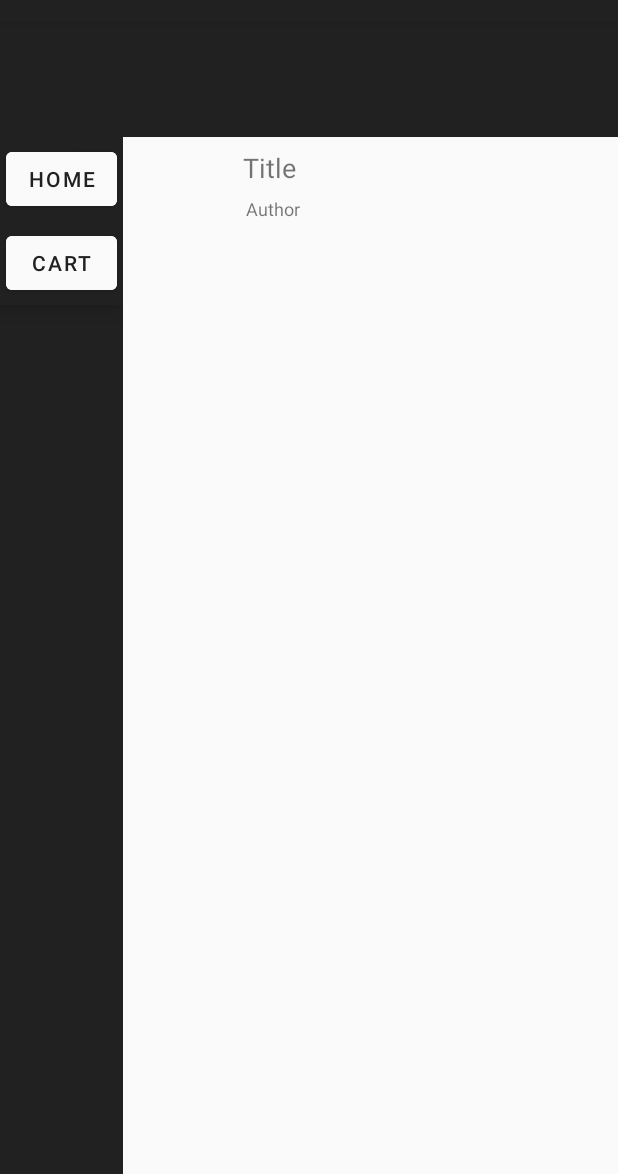
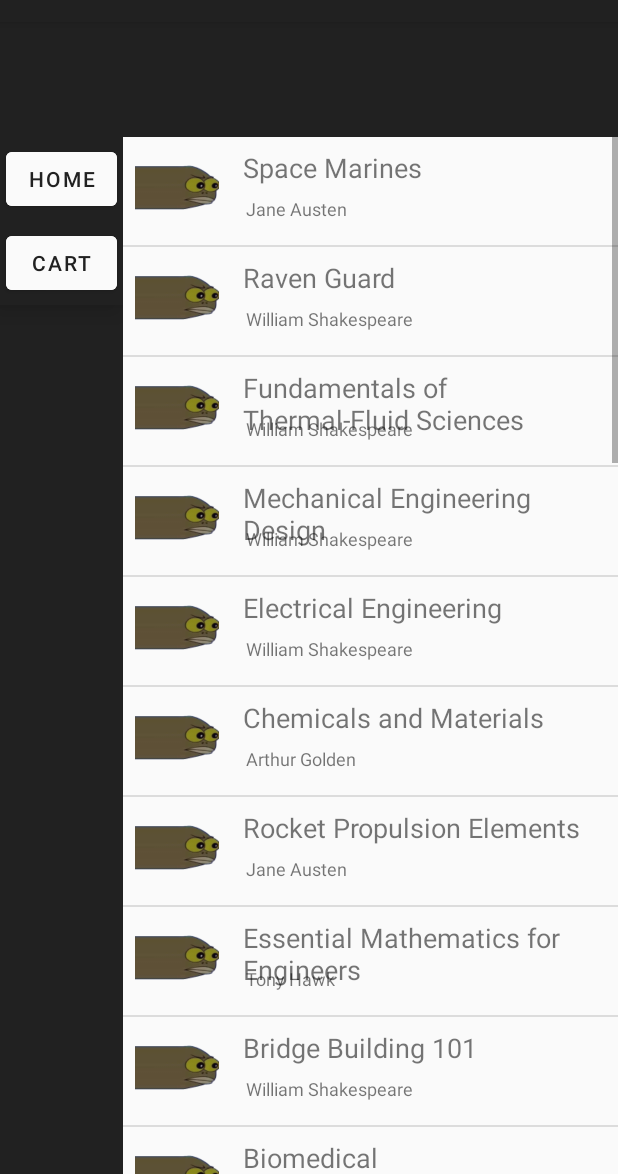
Before and after one commit to COMPSYS-302-2021/project-2-team-49, an Android app: the screen it shows after launch (OptionFirst), after a tap on "ENGINEERING", on a phone screen of 412 x 824 dp, the part 62-1236 px from its top. Run offline under Robolectric (Android 15) with nearby library versions, the phone set to English and light mode, and no system bars.

Commit message:
Refactoring and Bugfixing
-Separated multiple classes into their own public files for cleanness.
-Moved large portions of code from MainActivity to OptionFirst in order to allow the full book list to display on the engineering book page. Need to split the book categories up and fix the detailed look.
-Separated item_book xml for books in each list to its own file.
-Fixed many NullPointerExceptions primarily caused by incorrect instantiation and incorrect ContentView when using findViewById().

```diff
--- /dev/null
+++ b/Design1/app/src/main/java/com/example/design1/BookAdapter.java
@@ -0,0 +1,55 @@
+package com.example.design1;
+
+import android.content.Context;
+import android.view.LayoutInflater;
+import android.view.View;
+import android.view.ViewGroup;
+import android.widget.ArrayAdapter;
+import android.widget.ImageView;
+import android.widget.ListView;
+import android.widget.TextView;
+
+import java.util.ArrayList;
+
+public class BookAdapter extends ArrayAdapter<Books> {
+    private static class ViewHolder {
+        public ImageView ivCover;
+        public TextView tvTitle;
+        public TextView tvAuthor;
+    }
+
+    public BookAdapter(Context context, ArrayList<Books> aBooks) {
+        super(context, 0, aBooks);
+    }
+
+    //translates a particular 'Book' given a position
+    //into a relevant row within an AdapterView
+    @Override
+    public View getView(int position, View convertView, ViewGroup parent) {
+
+        //get the data item for this position
+        final Books book = getItem(position);
+        //check if an existing view is being reused, otherwise inflate the view
+
+
+        ViewHolder viewHolder;
+        if (convertView == null) {
+            viewHolder = new ViewHolder();
+            LayoutInflater inflater = (LayoutInflater) getContext().getSystemService(Context.LAYOUT_INFLATER_SERVICE);
+            convertView = inflater.inflate(R.layout.item_book, parent, false);
+
+            viewHolder.ivCover = (ImageView) convertView.findViewById(R.id.ivBookCover);
+            viewHolder.tvTitle = (TextView) convertView.findViewById(R.id.tvTitle);
+            viewHolder.tvAuthor = (TextView) convertView.findViewById(R.id.tvAuthor);
+            convertView.setTag(viewHolder);
+        } else {
+            viewHolder = (ViewHolder) convertView.getTag();
+        }
+        //Populate the data into the template view using the data object
+        viewHolder.tvTitle.setText(book.getTitle());
+        viewHolder.tvAuthor.setText(book.getAuthor());
+        int resID = book.getCoverImage();
+        viewHolder.ivCover.setImageResource(resID);
+        return convertView;
+    }
+}
--- /dev/null
+++ b/Design1/app/src/main/java/com/example/design1/BookProvider.java
@@ -0,0 +1,54 @@
+package com.example.design1;
+
+import java.util.ArrayList;
+
+public class BookProvider {
+    static String[] titles = {"Space Marines", "Raven Guard", "Fundamentals of Thermal-Fluid Sciences",
+            "Mechanical Engineering Design", "Electrical Engineering", "Chemicals and Materials",
+            "Rocket Propulsion Elements", "Essential Mathematics for Engineers", "Bridge Building 101", "Biomedical",
+            "Heart", "Lungs", "Liver", "Stomach", "Brain", "Kidney (bean)", "Pancreas", "Gall Bladder", "Intestines",
+            "Anal Canal", "Robbery", "Chose and Action", "Case Closed", "Fiduciary Obligations", "Breaches",
+            "Conflict of Interests", "Order in the Court", "Agency", "Negligent Misstatement ", "the Doctrine of Indefeasibility"};
+
+    static String[] ids = {"001", "002", "003", "004", "005", "006", "007",
+            "008", "009", "010", "011", "012", "013", "014", "015", "016", "017",
+            "018", "019", "020", "021", "022", "023", "024", "025", "026", "027",
+            "028", "029", "030"};
+
+    static String[] authors = {"Jane Austen", "William Shakespeare",
+            "William Shakespeare", "William Shakespeare", "William Shakespeare", "Arthur Golden",
+            "Jane Austen", "Tony Hawk", "William Shakespeare", "Walter Dean Myers", "Jane Austen", "William Shakespeare",
+            "William Shakespeare", "William Shakespeare", "William Shakespeare", "Arthur Golden",
+            "Jane Austen", "Tony Hawk", "William Shakespeare", "Walter Dean Myers", "Jane Austen", "William Shakespeare",
+            "William Shakespeare", "William Shakespeare", "William Shakespeare", "Arthur Golden",
+            "Jane Austen", "Tony Hawk", "William Shakespeare", "Walter Dean Myers"};
+
+    //image path of book covers in the drawable folder
+    static int[] coveraddrs = {R.drawable.b001, R.drawable.b001, R.drawable.b001, R.drawable.b001, R.drawable.b001, R.drawable.b001, R.drawable.b001, R.drawable.b001, R.drawable.b001, R.drawable.b001,};
+    static ArrayList<Books> eng = new ArrayList<>();
+    static ArrayList<Books> law = new ArrayList<>();
+    static ArrayList<Books> med = new ArrayList<>();
+    static ArrayList<Books> search = new ArrayList<>();
+
+    public static void generateData() {
+        for (int i = 0; i < 30; i++) {
+            String id = ids[i];
+            String author = authors[i];
+            String title = titles[i];
+            int coveraddr = coveraddrs[0];
+            int views = 5;
+            if (i < 10) {
+                Books aBook = new Books(title, author, views, 'e', id, coveraddr);
+                eng.add(aBook);
+            } else if (i < 20) {
+                Books aBook = new Books(title, author, views, 'm', id, coveraddr);
+                med.add(aBook);
+            } else {
+                Books aBook = new Books(title, author, views, 'l', id, coveraddr);
+                law.add(aBook);
+            }
+
+
+        }
+    }
+}
--- /dev/null
+++ b/Design1/app/src/main/java/com/example/design1/Books.java
@@ -0,0 +1,31 @@
+package com.example.design1;
+
+public class Books {
+    String name;
+    String author;
+    int viewed;
+    char genre;
+    String id;
+    int pic;
+
+    public Books(String name, String author, int viewed, char genre, String id, int pic) {
+        this.name = name;
+        this.author = author;
+        this.viewed = viewed;
+        this.genre = genre;
+        this.pic = pic;
+        this.id = id;
+    }
+
+    public String getTitle() {
+        return name;
+    }
+
+    public String getAuthor() {
+        return author;
+    }
+
+    public int getCoverImage() {
+        return pic;
+    }
+}
--- a/Design1/app/src/main/java/com/example/design1/MainActivity.java
+++ b/Design1/app/src/main/java/com/example/design1/MainActivity.java
@@ -1,122 +1,50 @@
 package com.example.design1;
 
 import androidx.appcompat.app.AppCompatActivity;
+import androidx.appcompat.widget.SearchView;
+import androidx.core.view.MenuItemCompat;
 import androidx.recyclerview.widget.LinearLayoutManager;
 
 import android.content.Intent;
+import android.net.Uri;
 import android.os.Bundle;
 import android.os.Parcelable;
+import android.view.Menu;
+import android.view.MenuItem;
 import android.view.View;
+import android.widget.AdapterView;
 import android.widget.ListView;
-import android.widget.TextView;
+
 
 import java.util.ArrayList;
-import java.util.List;
-
-class Books {
-    String name;
-    String author;
-    int viewed;
-    char genre;
-    String id;
-    int pic;
-
-    public Books (String name, String author, int viewed, char genre, String id, int pic){
-        this.name = name;
-        this.author = author;
-        this.viewed = viewed;
-        this.genre = genre;
-        this.pic = pic;
-        this.id = id;
-    }
-    public String getTitle(){
-        return this.name;
-    }
-
-    public String getAuthor(){
-        return this.author;
-    }
-
-    public int getID(){
-        return Integer.parseInt(this.id);
-    }
-}
+import java.util.Scanner;
 
 
-
-class BookProvider{
-    static String[] titles = {"Space Marines", "Raven Guard", "Fundamentals of Thermal-Fluid Sciences",
-            "Mechanical Engineering Design", "Electrical Engineering", "Chemicals and Materials",
-            "Rocket Propulsion Elements","Essential Mathematics for Engineers","Bridge Building 101", "Biomedical",
-            "Heart", "Lungs", "Liver", "Stomach", "Brain","Kidney (bean)", "Pancreas", "Gall Bladder","Intestines",
-            "Anal Canal","Robbery", "Chose and Action", "Case Closed", "Fiduciary Obligations", "Breaches",
-            "Conflict of Interests", "Order in the Court", "Agency","Negligent Misstatement ","the Doctrine of Indefeasibility"};
-
-    static String[] ids = {"001", "002", "003", "004", "005", "006", "007",
-            "008", "009", "010", "011", "012", "013", "014", "015", "016", "017",
-            "018", "019", "020","021", "022", "023", "024", "025", "026", "027",
-            "028", "029", "030"};
-
-    static String[] authors = {"Jane Austen", "William Shakespeare",
-            "William Shakespeare", "William Shakespeare", "William Shakespeare", "Arthur Golden",
-            "Jane Austen", "Tony Hawk", "William Shakespeare", "Walter Dean Myers","Jane Austen", "William Shakespeare",
-            "William Shakespeare", "William Shakespeare", "William Shakespeare", "Arthur Golden",
-            "Jane Austen", "Tony Hawk", "William Shakespeare", "Walter Dean Myers","Jane Austen", "William Shakespeare",
-            "William Shakespeare", "William Shakespeare", "William Shakespeare", "Arthur Golden",
-            "Jane Austen", "Tony Hawk", "William Shakespeare", "Walter Dean Myers"};
-
-    //image path of book covers in the drawable folder
-    static int[] coveraddrs = {R.drawable.b100};
-    static ArrayList<Books> eng  = new ArrayList<>();
-    static ArrayList<Books> law  = new ArrayList<>();
-    static ArrayList<Books> med  = new ArrayList<>();
-    static ArrayList<Books> search  = new ArrayList<>();
-
-    public static void  generateData() {
-        for (int i = 0; i < 30; i++) {
-            String id = ids[i];
-            String author = authors[i];
-            String title = titles[i];
-            int coveraddr = coveraddrs[0];
-            int views = 5;
-            if (i<10){
-                Books aBook = new Books(title,author,views,'e',id,coveraddr);
-                eng.add(aBook);
-            }else if (i<20){
-                Books aBook = new Books(title,author,views,'m',id,coveraddr);
-                med.add(aBook);
-            }else{
-                Books aBook = new Books(title,author,views,'l',id,coveraddr);
-                law.add(aBook);
-            }
-
-
-        }
-    }
-}
-
 public class MainActivity extends AppCompatActivity {
-    class ViewHolder{
-
-    }
 
     public static final String BOOK_DETAIL_KEY = "book";
     ListView lvBooks;
     BookAdapter bookAdapter;
     ArrayList<Books> eng,med,law;
 
-
     @Override
     protected void onCreate(Bundle savedInstanceState) {
+//        BookProvider.generateData();
+//        eng = BookProvider.eng;
+//        med = BookProvider.med;
+//        law = BookProvider.law;
+
         super.onCreate(savedInstanceState);
         setContentView(R.layout.activity_main);
-        ArrayList<Books> aBooks = new ArrayList<Books>();
-        aBooks.addAll(eng);
-        aBooks.addAll(med);
-        aBooks.addAll(law);
-        bookAdapter = new BookAdapter(this, aBooks);
-        lvBooks.setAdapter(bookAdapter);
-        LinearLayoutManager lm = new LinearLayoutManager(this);
+
+//        ArrayList<Books> aBooks = new ArrayList<Books>();
+//        aBooks.addAll(eng);
+//        aBooks.addAll(med);
+//        aBooks.addAll(law);
+//        bookAdapter = new BookAdapter(this, aBooks);
+//        lvBooks = (ListView)findViewById(R.id.lViewBooks);
+//        lvBooks.setAdapter(bookAdapter);
+//        LinearLayoutManager lm = new LinearLayoutManager(this);
 
 
     }
@@ -128,6 +56,7 @@ public class MainActivity extends AppCompatActivity {
     public void onFirst(View view){
         Intent optionFirst = new Intent(this, OptionFirst.class);
         optionFirst.putExtra("toDisplay", BookProvider.eng);
+        setContentView(R.layout.option_first);
         startActivity(optionFirst);
     }
     public void onSecond(View view){
--- a/Design1/app/src/main/java/com/example/design1/OptionFirst.java
+++ b/Design1/app/src/main/java/com/example/design1/OptionFirst.java
@@ -1,6 +1,7 @@
 package com.example.design1;
 
 import androidx.appcompat.app.AppCompatActivity;
+import androidx.recyclerview.widget.LinearLayoutManager;
 
 import android.content.Context;
 import android.content.Intent;
@@ -10,64 +11,21 @@ import android.view.View;
 import android.view.ViewGroup;
 import android.widget.ArrayAdapter;
 import android.widget.ImageView;
+import android.widget.ListView;
 import android.widget.TextView;
 import android.widget.Toast;
 
 import java.util.ArrayList;
 import java.util.List;
 
-class BookAdapter extends ArrayAdapter<Books> {
-    private static class ViewHolder{
-        public ImageView ivCover;
-        public TextView tvTitle;
-        public TextView tvAuthor;
-    }
-    public BookAdapter(Context context, ArrayList<Books> aBooks){
-        super(context, 0, aBooks); }
-
-    //translates a particular 'Book' given a position
-    //into a relevant row within an AdapterView
-    @Override
-    public View getView(int position, View convertView, ViewGroup parent) {
-
-        //get the data item for this position
-        final Books book = getItem(position);
-        //check if an existing view is being reused, otherwise inflate the view
-
-
-        ViewHolder viewHolder;
-        if (convertView == null) {
-            viewHolder = new ViewHolder();
-            LayoutInflater inflater =
-                    (LayoutInflater) getContext().getSystemService(Context.LAYOUT_INFLATER_SERVICE);
-            convertView = inflater.inflate(R.layout.option_first, parent, false);
-            viewHolder.ivCover =
-                    (ImageView) convertView.findViewById(R.id.ivBookCover);
-            viewHolder.tvTitle =
-                    (TextView) convertView.findViewById(R.id.tvTitle);
-            viewHolder.tvAuthor =
-                    (TextView) convertView.findViewById(R.id.tvAuthor);
-            convertView.setTag(viewHolder);
-        } else {
-            viewHolder = (ViewHolder) convertView.getTag();
-        }
-        //Populate the data into the template view using the data object
-        viewHolder.tvTitle.setText(book.getTitle());
-        viewHolder.tvAuthor.setText(book.getAuthor());
-        int resID = book.getID();
-        viewHolder.ivCover.setImageResource(resID);
-        return convertView;
-    }
-}
-
-
-
 
 public class OptionFirst extends AppCompatActivity {
 
     String displayType;
     ArrayList<Books> booksToDisplay  = new ArrayList<>();
-
+    ArrayList<Books> eng, med, law;
+    BookAdapter bookAdapter;
+    ListView lvBooks;
 
 
 
@@ -76,18 +34,20 @@ public class OptionFirst extends AppCompatActivity {
         super.onCreate(savedInstanceState);
         setContentView(R.layout.option_first);
         Intent thisIntent = getIntent();
-        booksToDisplay = (ArrayList<Books>) thisIntent.getSerializableExtra("list");
-        https://stackoverflow.com/questions/8109867/array-list-of-objects-via-intent
+        BookProvider.generateData();
+        eng = BookProvider.eng;
+        med = BookProvider.med;
+        law = BookProvider.law;
 
-        if (displayType.equals('e')){
+        ArrayList<Books> aBooks = new ArrayList<Books>();
+        aBooks.addAll(eng);
+        aBooks.addAll(med);
+        aBooks.addAll(law);
+        bookAdapter = new BookAdapter(this, aBooks);
+        lvBooks = (ListView)findViewById(R.id.lViewBooks);
+        lvBooks.setAdapter(bookAdapter);
+        LinearLayoutManager lm = new LinearLayoutManager(this);
 
-        }else if (displayType.equals('l')){
-
-        }else if (displayType.equals('m')){
-
-        }else if (displayType.equals('s')){
-
-        }
 
 
     }
--- /dev/null
+++ b/Design1/app/src/main/res/layout/item_book.xml
@@ -0,0 +1,40 @@
+<?xml version="1.0" encoding="utf-8"?>
+<RelativeLayout
+    xmlns:android="http://schemas.android.com/apk/res/android"
+    android:layout_width="match_parent"
+    android:layout_height="match_parent"
+    android:orientation="vertical">
+
+    <ImageView
+        android:id="@+id/ivBookCover"
+        android:layout_width="56dp"
+        android:layout_height="56dp"
+        android:layout_margin="8dp" />
+
+    <TextView
+        android:id ="@+id/tvTitle"
+        android:layout_width="wrap_content"
+        android:layout_height="wrap_content"
+        android:layout_margin="8dp"
+        android:layout_toRightOf="@+id/ivBookCover"
+        android:textSize="18sp"
+        android:layout_marginTop="8dp"
+        android:text="Title" />
+
+
+    <TextView
+        android:id="@+id/tvAuthor"
+        android:layout_width="wrap_content"
+        android:layout_height="wrap_content"
+        android:layout_alignTop="@id/tvTitle"
+        android:layout_marginStart="10dp"
+        android:layout_marginLeft="16dp"
+        android:layout_marginTop="31dp"
+        android:layout_marginEnd="12dp"
+        android:layout_marginBottom="10dp"
+        android:layout_toRightOf="@+id/ivBookCover"
+        android:text="Author"
+        android:textSize="12sp" />
+
+
+</RelativeLayout>
--- a/Design1/app/src/main/res/layout/option_first.xml
+++ b/Design1/app/src/main/res/layout/option_first.xml
@@ -68,58 +68,13 @@
             </LinearLayout>
         </ScrollView>
 
-        <ScrollView
+        <ListView
+            android:id="@+id/lViewBooks"
             android:layout_height="match_parent"
             android:layout_width="0dp"
             android:layout_alignParentRight="true"
             android:background="#fafafa"
-            android:layout_weight="8">
-
-            <LinearLayout
-                android:layout_height="match_parent"
-                android:layout_width="match_parent"
-                android:orientation="vertical"
-                >
-                <RelativeLayout
-                    xmlns:android="http://schemas.android.com/apk/res/android"
-                    android:layout_width="match_parent"
-                    android:layout_height="match_parent"
-                    android:orientation="vertical">
-                    <ImageView
-                        android:id="@+id/ivBookCover"
-                        android:layout_width="56dp"
-                        android:layout_height="56dp"
-                        android:layout_margin="8dp" />
-                    <TextView
-                        android:id ="@+id/tvTitle"
-                        android:layout_width="wrap_content"
-                        android:layout_height="wrap_content"
-                        android:layout_margin="8dp"
-                        android:layout_toRightOf="@+id/ivBookCover"
-                        android:textSize="18sp"
-                        android:layout_marginTop="8dp"
-                        android:text="Title" />
-                    <TextView
-                        android:id="@+id/tvAuthor"
-                        android:layout_width="wrap_content"
-                        android:layout_height="wrap_content"
-                        android:layout_alignTop="@id/tvTitle"
-                        android:layout_marginStart="10dp"
-                        android:layout_marginLeft="16dp"
-                        android:layout_marginTop="31dp"
-                        android:layout_marginEnd="12dp"
-                        android:layout_marginBottom="10dp"
-                        android:layout_toRightOf="@+id/ivBookCover"
-                        android:text="Author"
-                        android:textSize="12sp" />
-                </RelativeLayout>
-
-
-
-
-
-            </LinearLayout>
-        </ScrollView>
+            android:layout_weight="8"/>
     </LinearLayout>
 </LinearLayout>
 
```
Also changed, not shown: Design1/app/src/main/res/layout/activity_main.xml (+5 -5 lines), Design1/app/src/main/res/drawable/b001.png (added).
